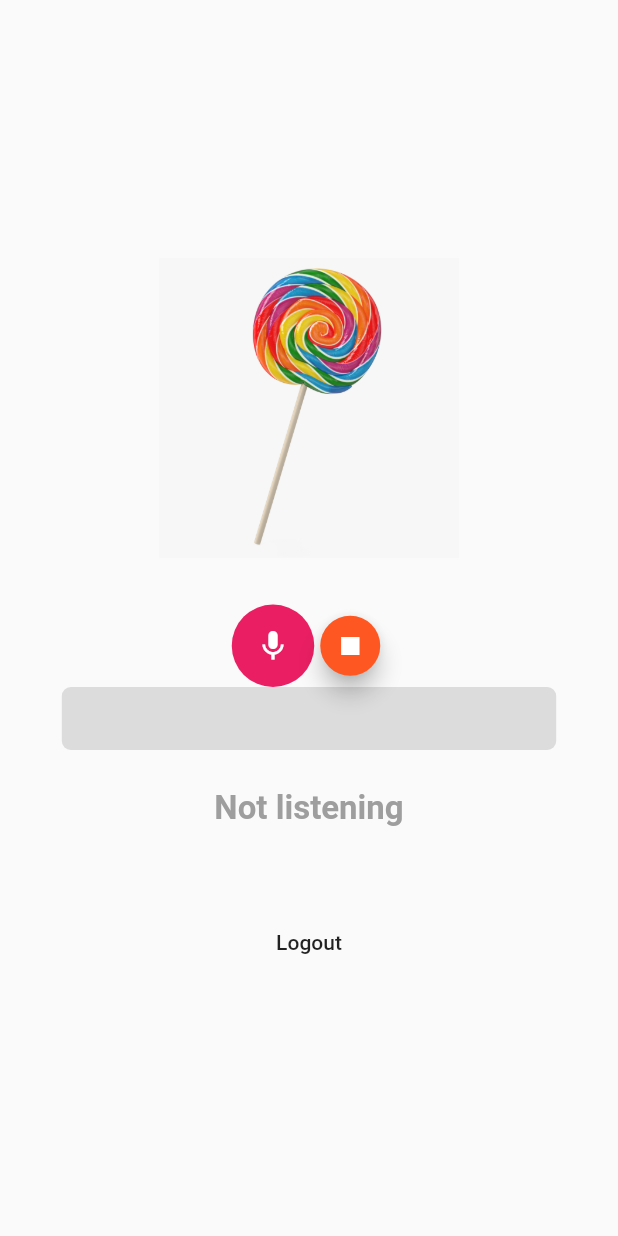
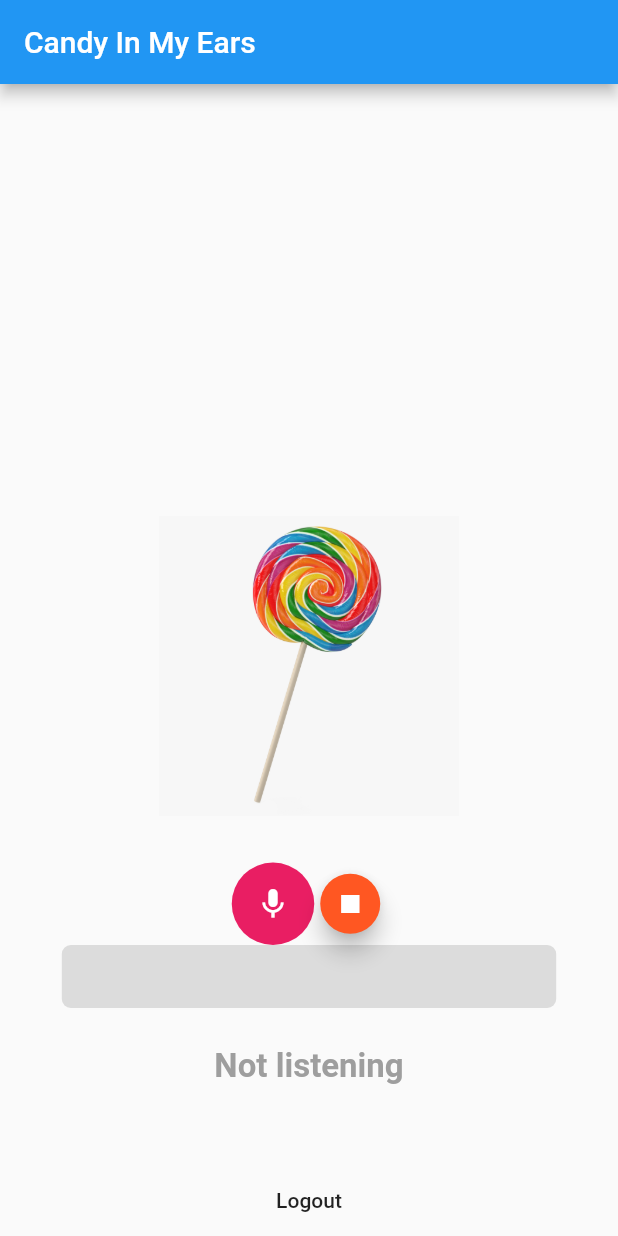
Before and after one commit to ian-seo/CandyInMyEars, a Flutter app: the screen it shows once a user with an empty profile is signed in, on a phone screen of 412 x 824 dp. Run offline on Flutter 3.47's test engine with Material 2 defaults, Android fonts, the phone set to English and light mode, and no system bars; our stand-ins replace audioplayers, firebase_auth, firebase_core, speech_to_text, vibration; missing offline and left inert: firebase_auth_web, firebase_core_web, vibration_web; accounts and stored records are empty.

Commit message:
candy to voice

```diff
--- a/lib/main.dart
+++ b/lib/main.dart
@@ -1,5 +1,5 @@
-import 'package:candy_in_my_ears/screens/candy.dart';
 import 'package:candy_in_my_ears/screens/login.dart';
+import 'package:candy_in_my_ears/screens/main_page.dart';
 import 'package:firebase_auth/firebase_auth.dart';
 import 'package:flutter/material.dart';
 import 'package:provider/provider.dart';
--- a/lib/screens/main_page.dart
+++ b/lib/screens/main_page.dart
@@ -1,25 +1,27 @@
-import 'package:firebase_auth/firebase_auth.dart';
+import 'package:candy_in_my_ears/screens/voice.dart';
 import 'package:flutter/cupertino.dart';
 import 'package:flutter/material.dart';
 
 class MainPage extends StatelessWidget {
   final String email;
+
   MainPage({this.email});
 
   @override
   Widget build(BuildContext context) {
-
-
-
-
-    // return Scaffold(
-    //   appBar: AppBar(
-    //     title: Text(email),
-    //   ),
-    //   body: Container(
-    //     child: FlatButton(onPressed: () {
-    //       FirebaseAuth.instance.signOut();
-    //     }, child: Text("Logout"),),),
-    // );
+    // TODO: implement build
+    return Scaffold(
+      appBar: AppBar(
+        title: Text("Candy In My Ears"),
+      ),
+      body: Column(
+        crossAxisAlignment: CrossAxisAlignment.center,
+        mainAxisAlignment: MainAxisAlignment.end,
+        children: [
+          Container(
+              child: Voice()),
+        ],
+      ),
+    );
   }
 }
--- a/lib/screens/candy.dart
+++ b/lib/screens/voice.dart
@@ -9,26 +9,12 @@ import 'package:speech_to_text/speech_to_text.dart';
 import 'package:audioplayers/audioplayers.dart';
 import 'package:vibration/vibration.dart';
 
-class MainPage extends StatelessWidget {
-  final String email;
-
-  MainPage({this.email});
-
+class Voice extends StatefulWidget {
   @override
-  Widget build(BuildContext context) {
-    return MaterialApp(
-      debugShowCheckedModeBanner: false,
-      home: VoiceHome(),
-    );
-  }
+  _VoiceState createState() => _VoiceState();
 }
 
-class VoiceHome extends StatefulWidget {
-  @override
-  _VoiceHomeState createState() => _VoiceHomeState();
-}
-
-class _VoiceHomeState extends State<VoiceHome> {
+class _VoiceState extends State<Voice> {
   bool _isAvailable = false;
   bool _isListening = false;
   bool _isFinishOnce = false;
@@ -241,9 +227,7 @@ class _VoiceHomeState extends State<VoiceHome> {
 
   @override
   Widget build(BuildContext context) {
-    return Scaffold(
-      body: Container(
-        child: Column(
+    return Column(
           mainAxisAlignment: MainAxisAlignment.center,
           crossAxisAlignment: CrossAxisAlignment.center,
           children: <Widget>[
@@ -379,8 +363,6 @@ class _VoiceHomeState extends State<VoiceHome> {
               child: const Text("Logout"),
             )
           ],
-        ),
-      ),
-    );
+        );
   }
 }
```
